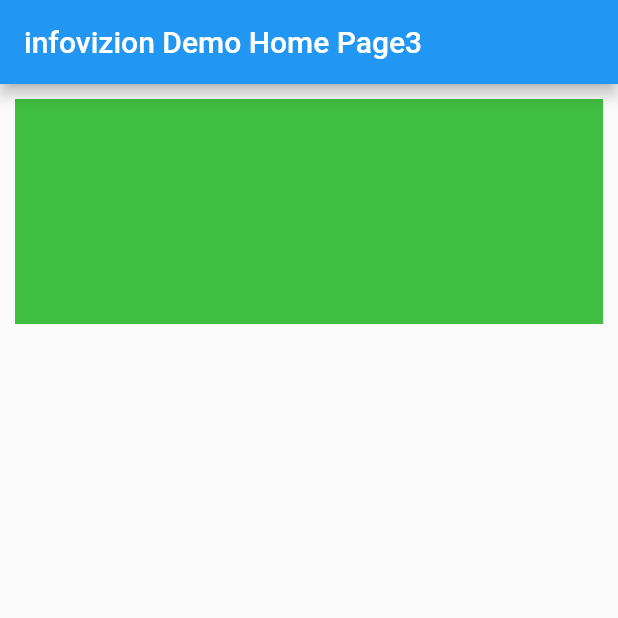
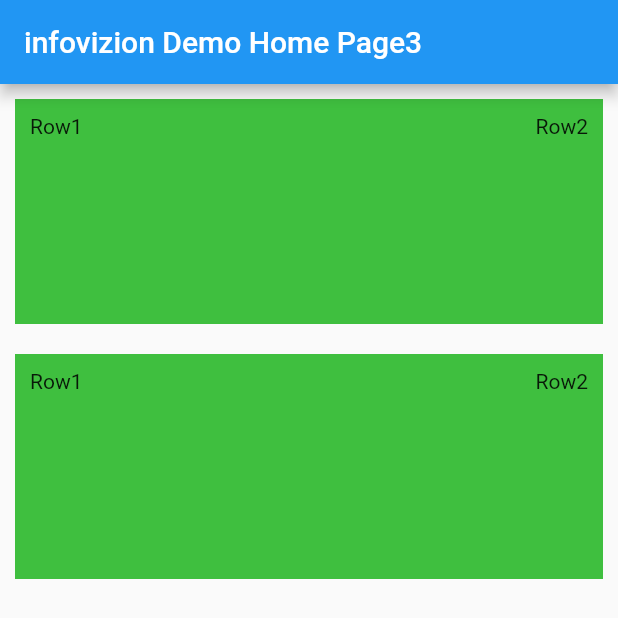
Before and after one commit to StekolschikovV/infovizion, a Flutter app: the screen it shows after launch, on a phone screen of 412 x 824 dp. Shown: the top 618 px of the screen. Run offline on Flutter 3.47's test engine with Material 2 defaults, Android fonts, the phone set to English and light mode, and no system bars.

Commit message:
Kpi add first line text position

```diff
--- a/lib/main.dart
+++ b/lib/main.dart
@@ -42,7 +42,8 @@ class _MyHomePageState extends State<MyHomePage> {
           mainAxisAlignment: MainAxisAlignment.start,
           children: <Widget>[
 //            Kpi().build(context)
-          Kpi(context).get()
+          Kpi(context).get(),
+          Kpi(context).get(),
 //            Container(
 //              margin: const EdgeInsets.all(10.0),
 //              color: const Color(0xFF00FF00),
--- a/lib/widgets/kpi.dart
+++ b/lib/widgets/kpi.dart
@@ -18,11 +18,23 @@ class Kpi {
   Widget get() {
     return Container(
       margin: const EdgeInsets.all(10.0),
-//      color: const Color('0xFF00FF00'),
+      padding: const EdgeInsets.all(10.0),
       color: Color.fromRGBO(colorRed, colorGreen, colorBlue, colorOpacity),
-//      width: MediaQuery.of(context).size.width,
       width: width,
       height: height,
+      child: Column(
+          children: <Widget>[
+            Row(
+              mainAxisAlignment: MainAxisAlignment.spaceBetween,
+              children: <Widget>[
+                Text('Row1'),
+                Text('Row2')
+              ],
+            )
+
+
+          ],
+      ),
     );
   }
 }
```
